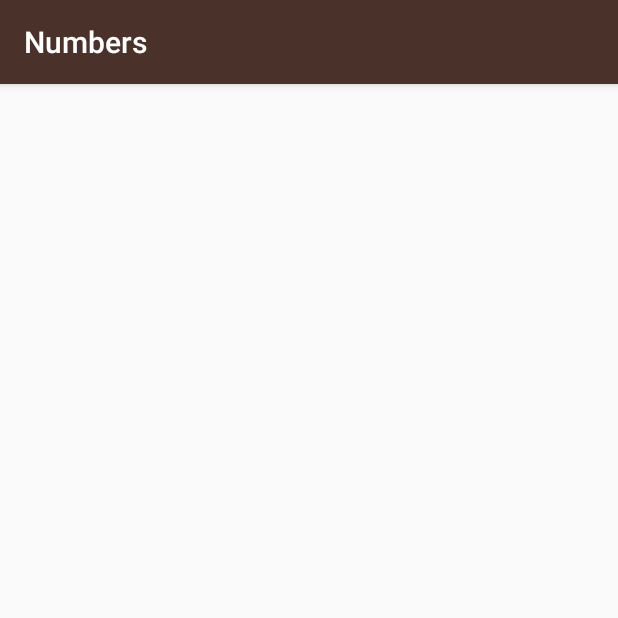
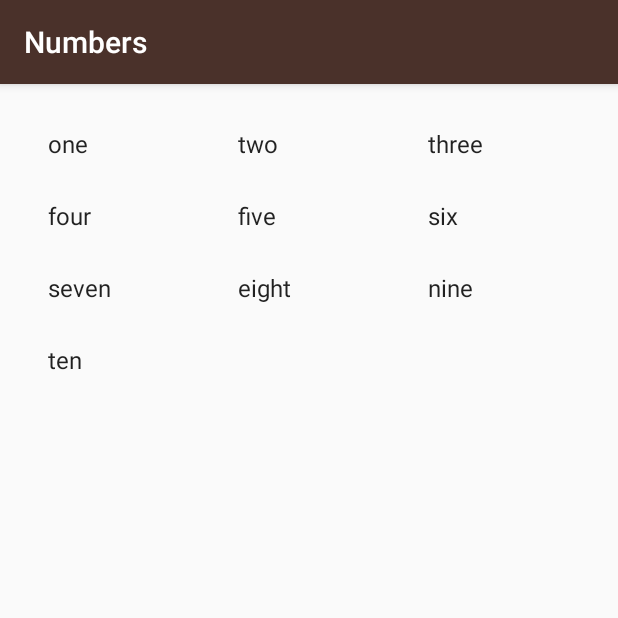
Before and after one commit to ernestkoko/Miwok, an Android app: the NumbersActivity screen opened directly, with no data from a screen before it, on a phone screen of 412 x 824 dp, the top half of it. Run offline under Robolectric (Android 15) with nearby library versions, the light colour scheme and no system bars.

Commit message:
Used a gridview

```diff
--- a/app/src/main/java/com/example/miwok/NumbersActivity.java
+++ b/app/src/main/java/com/example/miwok/NumbersActivity.java
@@ -4,7 +4,10 @@ import androidx.appcompat.app.AppCompatActivity;
 
 import android.os.Bundle;
 import android.util.Log;
+import android.widget.ArrayAdapter;
+import android.widget.GridView;
 import android.widget.LinearLayout;
+import android.widget.ListView;
 import android.widget.TextView;
 
 import java.util.ArrayList;
@@ -30,16 +33,23 @@ public class NumbersActivity extends AppCompatActivity {
         words.add("ten");
 
 
-        // find the linear layout
-        LinearLayout rootView = findViewById(R.id.rootView);
+        // Create an {@link ArrayAdapter}, whose data source is a list of Strings. The
+        // adapter knows how to create layouts for each item in the list, using the
+        // simple_list_item_1.xml layout resource defined in the Android framework.
+        // This list item layout contains a single {@link TextView}, which the adapter will set to
+        // display a single word.
+        ArrayAdapter<String> itemsAdapter =
+                new ArrayAdapter<>(this, android.R.layout.simple_list_item_1, words);
 
-        for(int index = 0; index < words.size(); index++){
+        // Find the {@link ListView} object in the view hierarchy of the {@link Activity}.
+        // There should be a {@link ListView} with the view ID called list, which is declared in the
+        // activity_numbers.xml layout file.
+        GridView listView =  findViewById(R.id.list);
 
-            TextView wordView = new TextView(this);
-            wordView.setText(words.get(index));
-            rootView.addView(wordView);
-        }
-
-
+        // Make the {@link ListView} use the {@link ArrayAdapter} we created above, so that the
+        // {@link ListView} will display list items for each word in the list of words.
+        // Do this by calling the setAdapter method on the {@link ListView} object and pass in
+        // 1 argument, which is the {@link ArrayAdapter} with the variable name itemsAdapter.
+        listView.setAdapter(itemsAdapter);
     }
 }
--- a/app/src/main/res/layout/activity_numbers.xml
+++ b/app/src/main/res/layout/activity_numbers.xml
@@ -1,5 +1,5 @@
 <?xml version="1.0" encoding="utf-8"?>
-<ListView xmlns:android="http://schemas.android.com/apk/res/android"
+<GridView xmlns:android="http://schemas.android.com/apk/res/android"
         xmlns:tools="http://schemas.android.com/tools"
     android:id="@+id/list"
     android:orientation="vertical"
@@ -9,6 +9,7 @@
     android:paddingLeft="@dimen/activity_horizontal_margin"
     android:paddingRight="@dimen/activity_horizontal_margin"
     android:paddingTop="@dimen/activity_vertical_margin"
+    android:numColumns="3"
     tools:context=".NumbersActivity">
 
-</ListView>
+</GridView>
```
